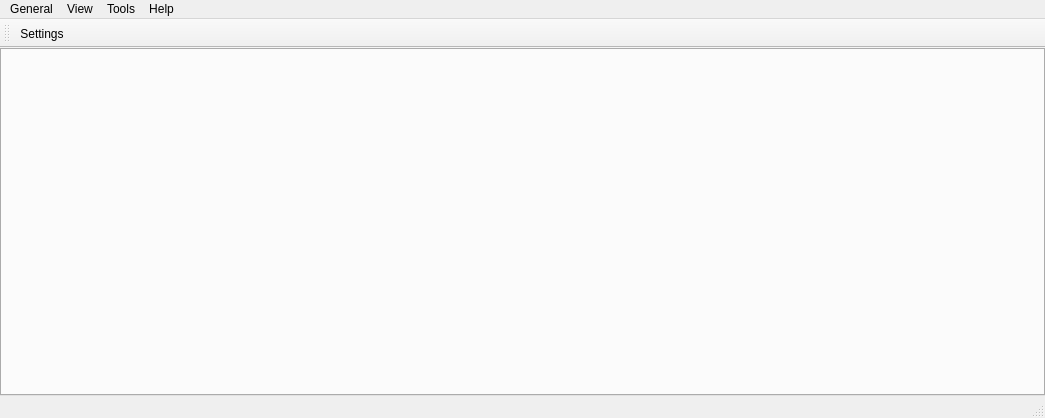
Qt form src/leechcraft.ui (0xd34df00d/leechcraft) before a commit.
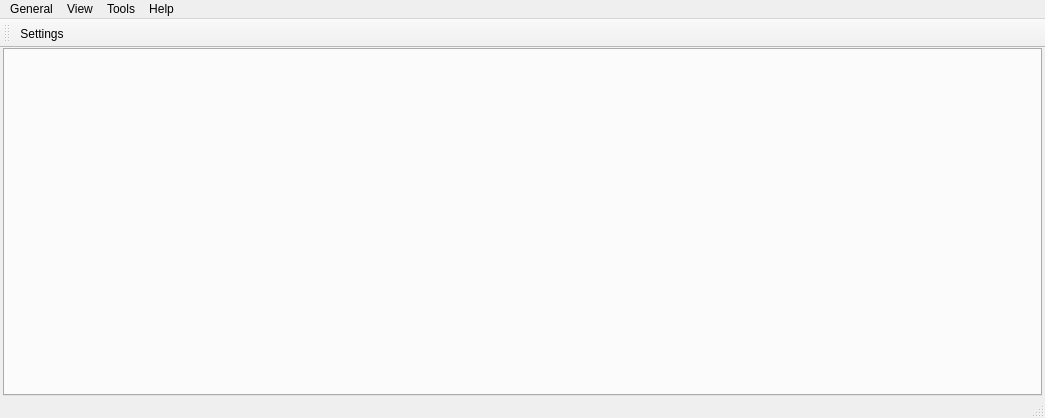
The same form after that commit. Icons and pictures are not drawn. Custom widgets are drawn as their Qt base class.

Commit message: Overall: margins stuff.

Patch:
```diff
--- a/src/leechcraft.ui
+++ b/src/leechcraft.ui
@@ -19,7 +19,16 @@
   </property>
   <widget class="QWidget" name="centralwidget">
    <layout class="QVBoxLayout" name="verticalLayout">
-    <property name="margin">
+    <property name="leftMargin">
+     <number>3</number>
+    </property>
+    <property name="topMargin">
+     <number>0</number>
+    </property>
+    <property name="rightMargin">
+     <number>3</number>
+    </property>
+    <property name="bottomMargin">
      <number>0</number>
     </property>
     <item>
```
The commit also changes 3 other files.
